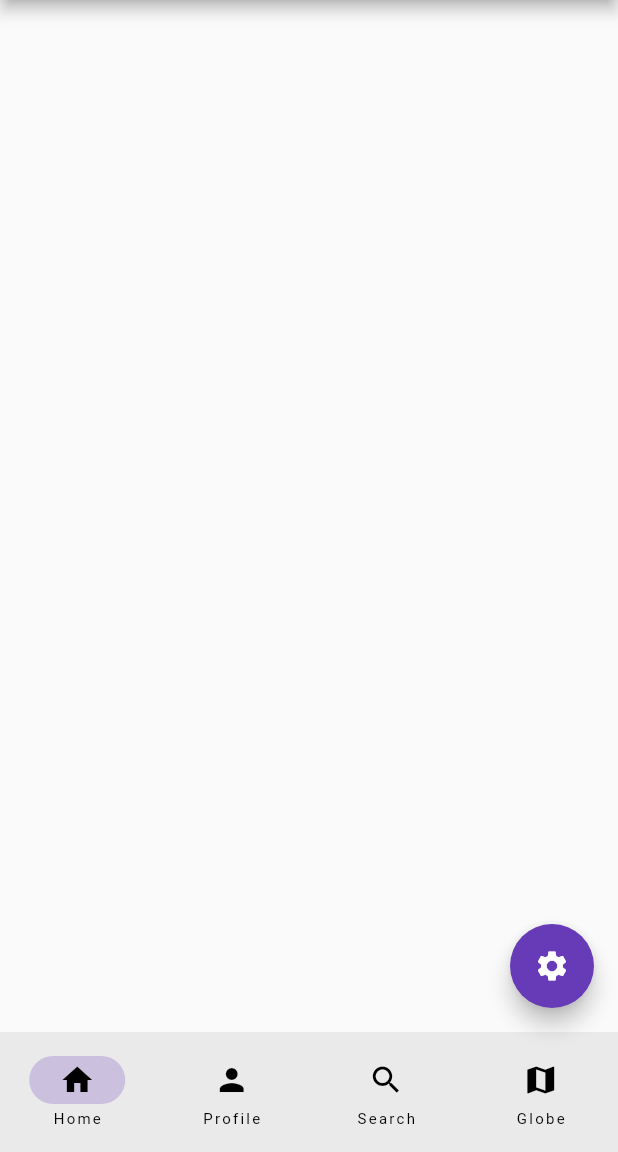
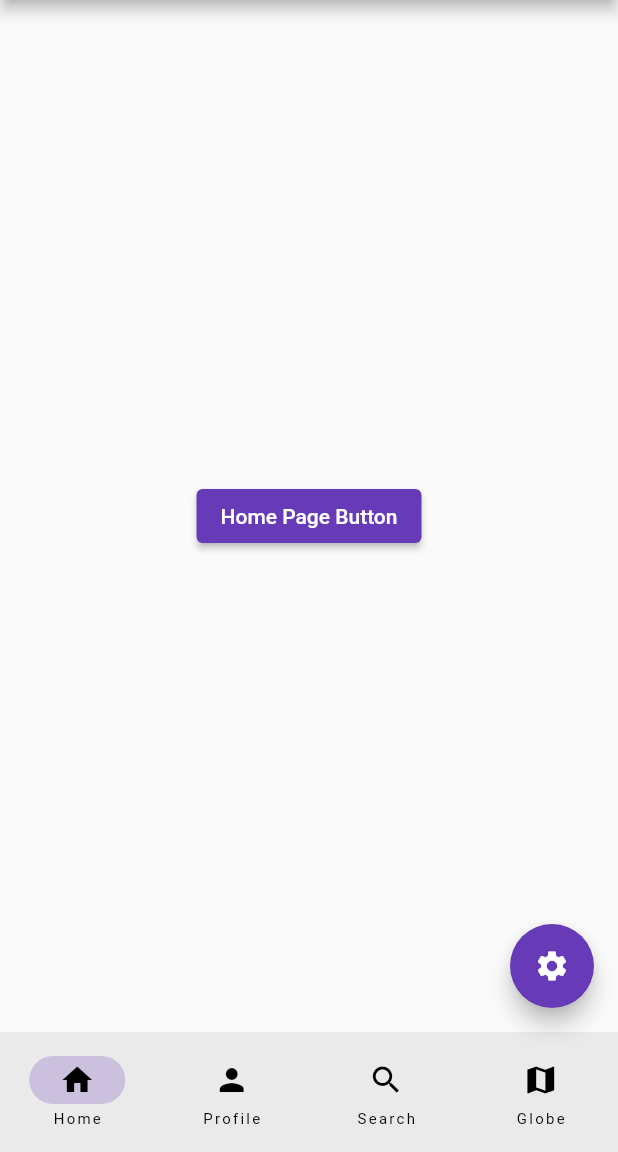
Before and after one commit to BarakaMwa/weather_app, a Flutter app: the screen it shows after launch, on a phone screen of 412 x 824 dp, the part 84-1236 px from its top. Run offline on Flutter 3.47's test engine with Material 2 defaults, Android fonts, the phone set to English and light mode, and no system bars.

Commit message:
Home Page Created

```diff
--- /dev/null
+++ b/lib/home_page.dart
@@ -0,0 +1,15 @@
+import 'package:flutter/material.dart';
+
+class HomePage extends StatelessWidget{
+  const HomePage({super.key});
+  @override
+  Widget build(BuildContext context) {
+    // TODO: implement build
+    return Center(
+      child: ElevatedButton(
+          onPressed: () {},
+          child: const Text("Home Page Button"),
+      ),
+    );
+  }
+}
--- a/lib/main.dart
+++ b/lib/main.dart
@@ -1,4 +1,5 @@
 import 'package:flutter/material.dart';
+import 'package:weather_app/home_page.dart';
 
 void main() {
   runApp(const MyApp());
@@ -33,6 +34,7 @@ class _RootPageState extends State<RootPage> {
     // TODO: implement build
     return Scaffold(
       appBar: AppBar(title: const Text("Weather App")),
+      body: const HomePage(),
       floatingActionButton: FloatingActionButton(
         onPressed: () {
           debugPrint("Action Settings");
```
